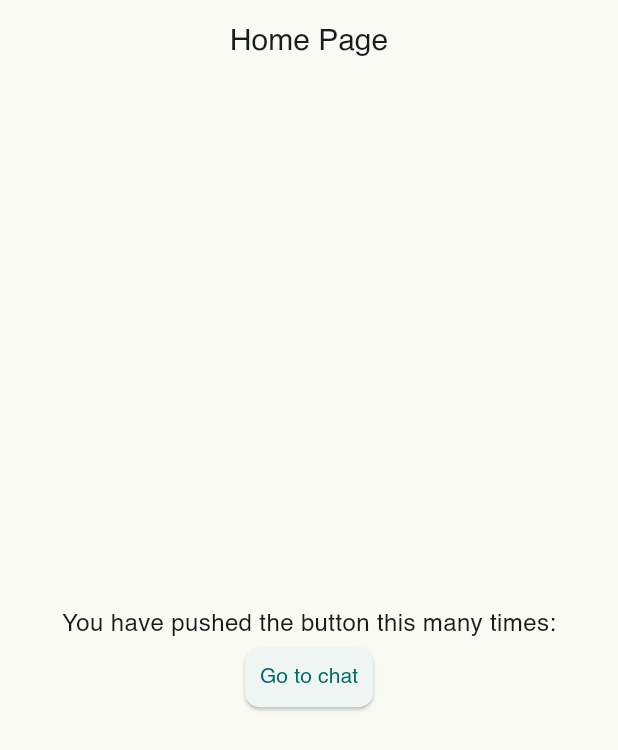
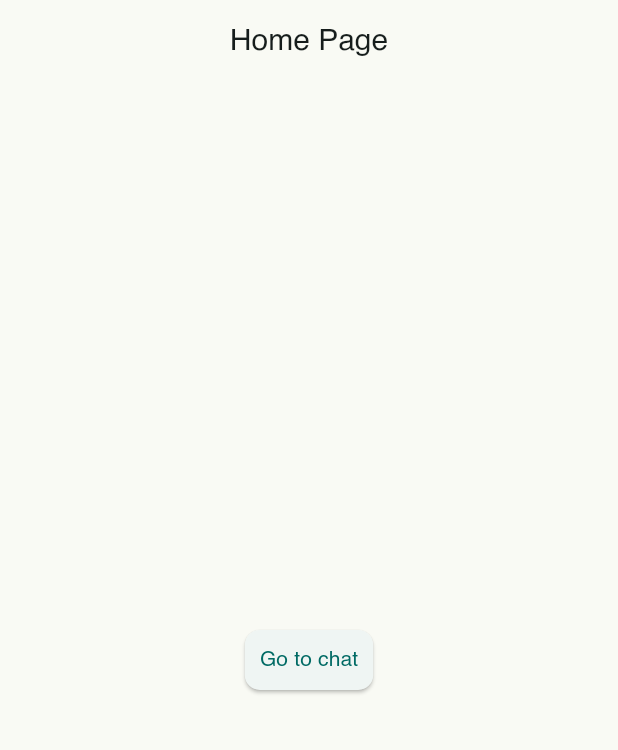
Before and after one commit to ali-ahmed-ali/aia-challenge-app, a Flutter app: the screen it shows after launch, on a phone screen of 412 x 824 dp. Shown: the top 750 px of the screen. Run offline on Flutter 3.47's test engine with Material 3 defaults, Android fonts, the phone set to English and light mode, and no system bars; our stand-ins replace flutter_dotenv, flutter_easyloading, flutter_gemini, flutter_riverpod, flutter_tts, freezed_annotation and 5 more; generated files the repository leaves out were written again.

Commit message:
refactor: :recycle: remove unwanted text, and modify the app name

```diff
--- a/lib/main.dart
+++ b/lib/main.dart
@@ -21,7 +21,7 @@ class MyApp extends ConsumerWidget {
     final isDark = ref.watch(darkModeToggleNotifierProvider);
     return MaterialApp.router(
       routerConfig: goRouter,
-      title: 'Flutter Demo',
+      title: 'AIA Challenge App',
       color: AppColors.kPrimaryColor,
       debugShowCheckedModeBanner: false,
       themeMode: isDark ? ThemeMode.dark : ThemeMode.light,
--- a/lib/src/features/home/views/home.dart
+++ b/lib/src/features/home/views/home.dart
@@ -37,7 +37,6 @@ class HomePage extends ConsumerWidget {
           // wireframe for each widget.
           mainAxisAlignment: MainAxisAlignment.center,
           children: <Widget>[
-            const Text('You have pushed the button this many times:'),
             AppButton(
               labelText: 'Go to chat',
               onPressed: () async {
```
Also changed, not shown: 2 other files.
